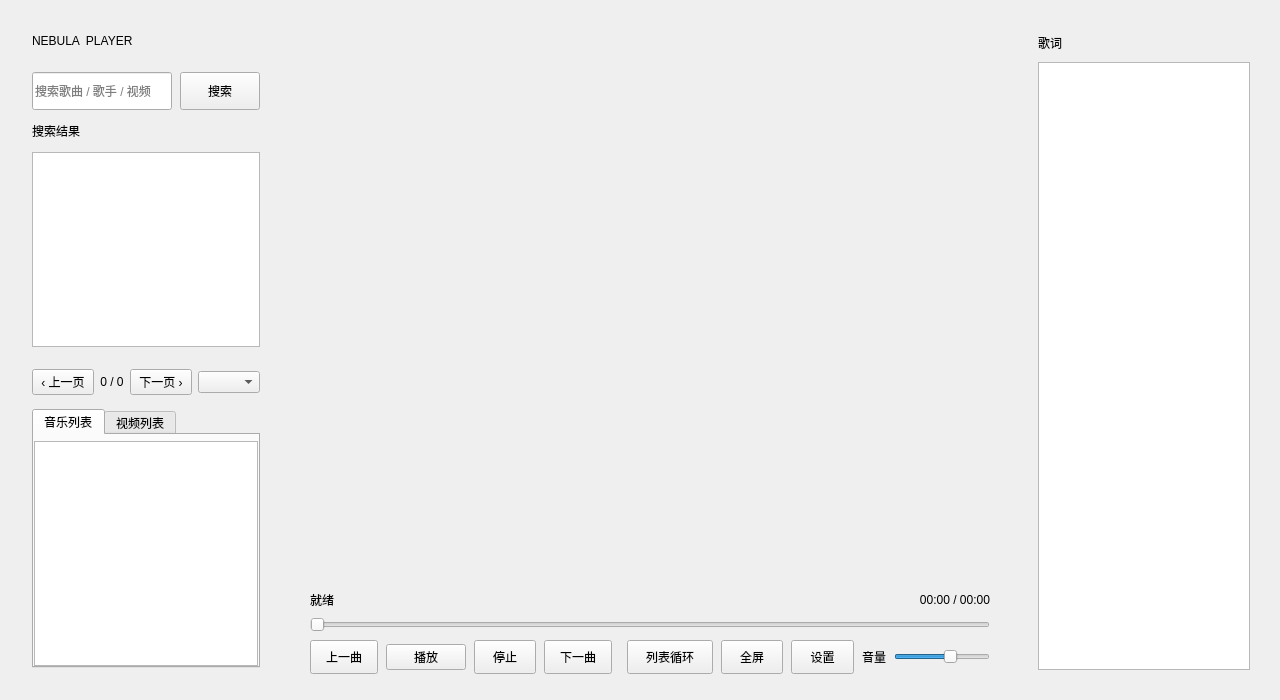
Above: src/ui/MainWindow.ui from gong1-1989/MusicVideoPlayer before the change. Below: the same form after it.
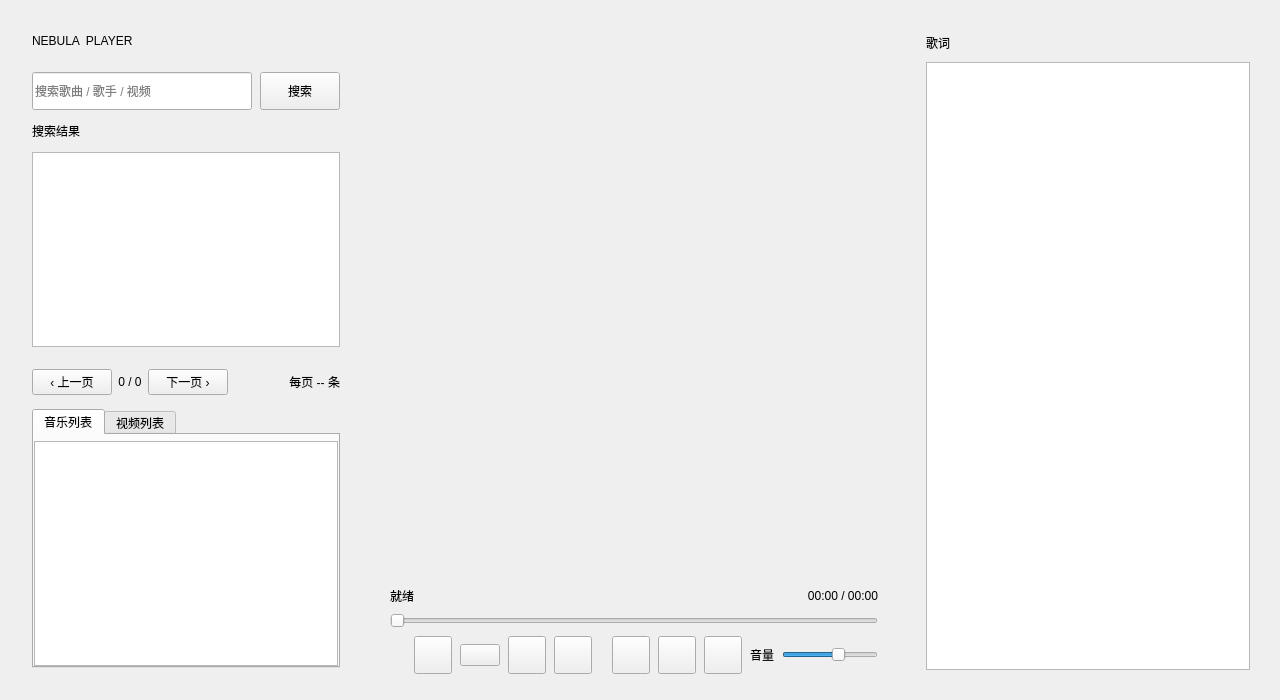
That is the form after the change. Custom widgets are drawn as their Qt base class.

The edit to the form file:
```diff
--- a/src/ui/MainWindow.ui
+++ b/src/ui/MainWindow.ui
@@ -206,7 +206,29 @@
            </widget>
           </item>
           <item>
-           <widget class="QComboBox" name="combo_searchPageSize">
+           <spacer name="spacer_searchPager">
+            <property name="orientation">
+             <enum>Qt::Horizontal</enum>
+            </property>
+            <property name="sizeType">
+             <enum>QSizePolicy::Expanding</enum>
+            </property>
+            <property name="sizeHint" stdset="0">
+             <size>
+              <width>12</width>
+              <height>20</height>
+             </size>
+            </property>
+           </spacer>
+          </item>
+          <item>
+           <widget class="QLabel" name="label_searchPageInfo">
+            <property name="text">
+             <string>每页 -- 条</string>
+            </property>
+            <property name="alignment">
+             <set>Qt::AlignRight|Qt::AlignVCenter</set>
+            </property>
             <property name="toolTip">
              <string>每页显示的条数（会记住这次选择）</string>
             </property>
@@ -467,7 +489,40 @@
           </widget>
          </item>
          <item>
-          <layout class="QHBoxLayout" name="layout_controls">
+          <layout class="QGridLayout" name="layout_controls">
+           <property name="leftMargin">
+            <number>0</number>
+           </property>
+           <property name="topMargin">
+            <number>0</number>
+           </property>
+           <property name="rightMargin">
+            <number>0</number>
+           </property>
+           <property name="bottomMargin">
+            <number>0</number>
+           </property>
+           <property name="horizontalSpacing">
+            <number>8</number>
+           </property>
+           <item row="0" column="0">
+            <spacer name="spacer_controlsLeft">
+             <property name="orientation">
+              <enum>Qt::Horizontal</enum>
+             </property>
+             <property name="sizeType">
+              <enum>QSizePolicy::Expanding</enum>
+             </property>
+             <property name="sizeHint" stdset="0">
+              <size>
+               <width>24</width>
+               <height>20</height>
+              </size>
+             </property>
+            </spacer>
+           </item>
+           <item row="0" column="1">
+            <layout class="QHBoxLayout" name="layout_transportButtons">
            <property name="spacing">
             <number>8</number>
            </property>
@@ -475,15 +530,21 @@
             <widget class="QPushButton" name="btn_prev">
              <property name="minimumSize">
               <size>
-               <width>68</width>
-               <height>34</height>
+                 <width>38</width>
+                 <height>38</height>
+                </size>
+               </property>
+               <property name="maximumSize">
+                <size>
+                 <width>38</width>
+                 <height>38</height>
               </size>
              </property>
              <property name="toolTip">
               <string>上一曲</string>
              </property>
              <property name="text">
-              <string>上一曲</string>
+                <string></string>
              </property>
             </widget>
            </item>
@@ -493,7 +554,7 @@
               <string>播放 / 暂停</string>
              </property>
              <property name="text">
-              <string>播放</string>
+                <string></string>
              </property>
             </widget>
            </item>
@@ -501,15 +562,21 @@
             <widget class="QPushButton" name="btn_stop">
              <property name="minimumSize">
               <size>
-               <width>60</width>
-               <height>34</height>
+                 <width>38</width>
+                 <height>38</height>
+                </size>
+               </property>
+               <property name="maximumSize">
+                <size>
+                 <width>38</width>
+                 <height>38</height>
               </size>
              </property>
              <property name="toolTip">
               <string>停止</string>
              </property>
              <property name="text">
-              <string>停止</string>
+                <string></string>
              </property>
             </widget>
            </item>
@@ -517,20 +584,33 @@
             <widget class="QPushButton" name="btn_next">
              <property name="minimumSize">
               <size>
-               <width>68</width>
-               <height>34</height>
+                 <width>38</width>
+                 <height>38</height>
+                </size>
+               </property>
+               <property name="maximumSize">
+                <size>
+                 <width>38</width>
+                 <height>38</height>
               </size>
              </property>
              <property name="toolTip">
               <string>下一曲</string>
              </property>
              <property name="text">
-              <string>下一曲</string>
+                <string></string>
              </property>
             </widget>
            </item>
+            </layout>
+           </item>
+           <item row="0" column="2">
+            <layout class="QHBoxLayout" name="layout_auxButtons">
+             <property name="spacing">
+              <number>8</number>
+             </property>
            <item>
-            <spacer name="spacer_controls">
+              <spacer name="spacer_auxLeading">
              <property name="orientation">
               <enum>Qt::Horizontal</enum>
              </property>
@@ -539,7 +619,7 @@
              </property>
              <property name="sizeHint" stdset="0">
               <size>
-               <width>24</width>
+                 <width>12</width>
                <height>20</height>
               </size>
              </property>
@@ -549,15 +629,21 @@
             <widget class="QPushButton" name="btn_mode">
              <property name="minimumSize">
               <size>
-               <width>86</width>
-               <height>34</height>
+                 <width>38</width>
+                 <height>38</height>
+                </size>
+               </property>
+               <property name="maximumSize">
+                <size>
+                 <width>38</width>
+                 <height>38</height>
               </size>
              </property>
              <property name="toolTip">
               <string>播放模式</string>
              </property>
              <property name="text">
-              <string>列表循环</string>
+                <string></string>
              </property>
             </widget>
            </item>
@@ -565,15 +651,21 @@
             <widget class="QPushButton" name="btn_fullscreen">
              <property name="minimumSize">
               <size>
-               <width>60</width>
-               <height>34</height>
+                 <width>38</width>
+                 <height>38</height>
+                </size>
+               </property>
+               <property name="maximumSize">
+                <size>
+                 <width>38</width>
+                 <height>38</height>
               </size>
              </property>
              <property name="toolTip">
               <string>全屏</string>
              </property>
              <property name="text">
-              <string>全屏</string>
+                <string></string>
              </property>
             </widget>
            </item>
@@ -581,15 +673,21 @@
             <widget class="QPushButton" name="btn_settings">
              <property name="minimumSize">
               <size>
-               <width>58</width>
-               <height>34</height>
+                 <width>38</width>
+                 <height>38</height>
+                </size>
+               </property>
+               <property name="maximumSize">
+                <size>
+                 <width>38</width>
+                 <height>38</height>
               </size>
              </property>
              <property name="toolTip">
               <string>系统设置 (Ctrl+,)</string>
              </property>
              <property name="text">
-              <string>设置</string>
+                <string></string>
              </property>
             </widget>
            </item>
@@ -630,6 +728,8 @@
               <enum>Qt::Horizontal</enum>
              </property>
             </widget>
+             </item>
+            </layout>
            </item>
           </layout>
          </item>
```
Left out of the diff: 10 changed lines with no effect on the pictures. Lines whose indentation alone changed are shown as unchanged.
